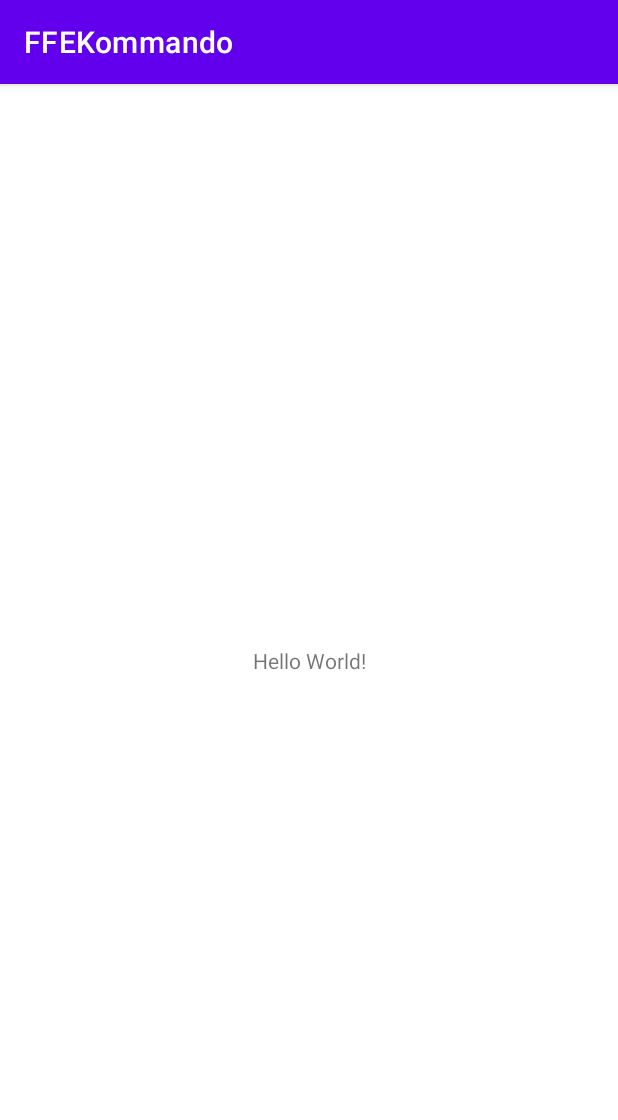
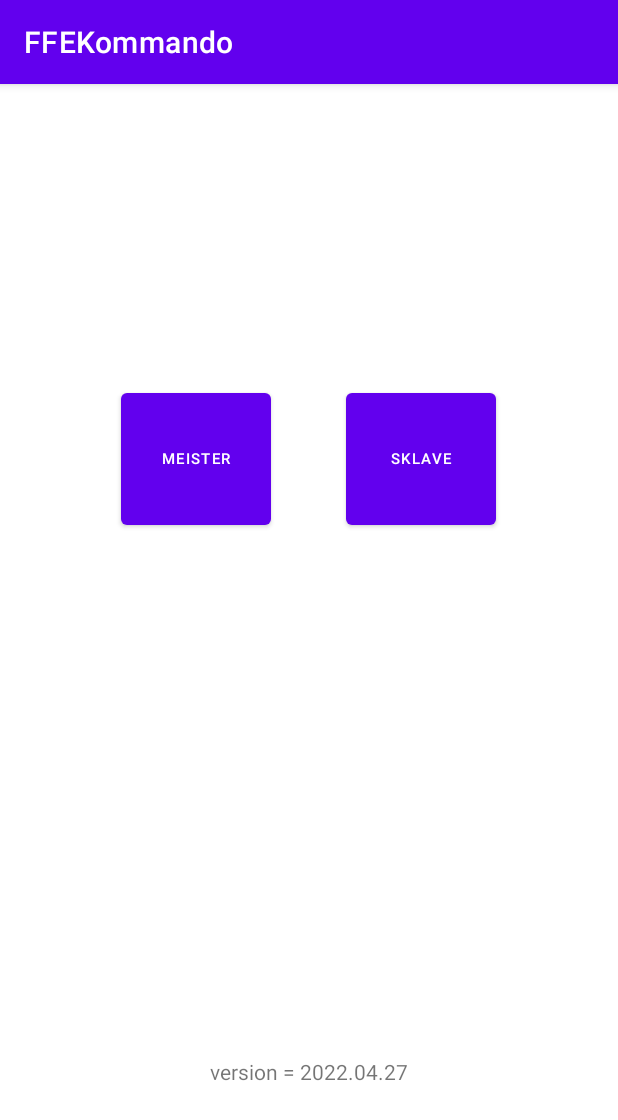
Before and after one commit to ollivolland/FFEKommando, an Android app: the screen it shows after launch (MainActivity before the commit, ActivityMain after it), on a phone screen of 412 x 824 dp. Shown: the top 1120 px of the screen. Run offline under Robolectric (Android 15) with nearby library versions, the phone set to English and light mode, and no system bars; our stand-ins replace Firebase (no records; nobody signed in at launch, a user with empty details on screens opened directly); 6 statements that could not run were skipped.

Commit message:
2022.05.04

```diff
--- a/app/build.gradle
+++ b/app/build.gradle
@@ -32,7 +32,9 @@ android {
 }
 
 dependencies {
-
+    implementation platform('com.google.firebase:firebase-bom:29.3.1')
+    implementation 'com.google.firebase:firebase-database-ktx'
+    implementation 'org.jcodec:jcodec:0.2.5'
     implementation 'androidx.core:core-ktx:1.7.0'
     implementation 'androidx.appcompat:appcompat:1.4.1'
     implementation 'com.google.android.material:material:1.5.0'
--- /dev/null
+++ b/app/src/main/java/com/ollivolland/ffekommando/ActivityMain.kt
@@ -0,0 +1,122 @@
+package com.ollivolland.ffekommando
+
+import android.Manifest
+import android.app.AlertDialog
+import android.content.DialogInterface
+import android.content.Intent
+import android.content.pm.PackageManager
+import android.media.CamcorderProfile
+import android.os.Bundle
+import android.provider.Settings
+import android.util.Log
+import android.view.View
+import android.widget.*
+import androidx.appcompat.app.AppCompatActivity
+import com.google.android.gms.tasks.OnCompleteListener
+import com.google.firebase.FirebaseApp
+import com.google.firebase.FirebaseOptions
+import com.google.firebase.database.DataSnapshot
+import com.google.firebase.database.DatabaseError
+import com.google.firebase.database.ValueEventListener
+import com.google.firebase.database.ktx.database
+import com.google.firebase.ktx.Firebase
+
+
+class ActivityMain: AppCompatActivity()
+{
+    lateinit var androidIdd:String
+    lateinit var bMaster:Button
+    lateinit var bSlave:Button
+
+    override fun onCreate(savedInstanceState: Bundle?)
+    {
+        super.onCreate(savedInstanceState)
+        setContentView(R.layout.activity_main)
+
+        //  Permissions
+        val needed = arrayOf(Manifest.permission.WRITE_EXTERNAL_STORAGE, Manifest.permission.CAMERA, Manifest.permission.RECORD_AUDIO)
+            .filter { checkSelfPermission(it) != PackageManager.PERMISSION_GRANTED }
+            .toTypedArray()
+
+        needed.forEachIndexed { i, s ->this.requestPermissions(arrayOf(s), i)}
+
+        androidIdd = Globals.getDeviceId(this)
+
+        bMaster = findViewById(R.id.main_bMaster)
+        bMaster.setOnClickListener { startMaster() }
+
+        bSlave = findViewById(R.id.main_bSlave)
+        bSlave.setOnClickListener { startSlave() }
+
+        val tText:TextView = findViewById(R.id.main_tDescription)
+        tText.append("version = ${Globals.VERSION_STRING}")
+
+        val dropdown = findViewById<Spinner>(R.id.spinner1)
+        val items = arrayOf("1080p", "2160p (4k)")
+        val adapter = ArrayAdapter(this, androidx.appcompat.R.layout.support_simple_spinner_dropdown_item, items)
+        dropdown.adapter = adapter
+        dropdown.onItemSelectedListener = object : AdapterView.OnItemSelectedListener{
+            override fun onNothingSelected(parent: AdapterView<*>?) {
+            }
+
+            override fun onItemSelected(parent: AdapterView<*>?, view: View?, position: Int, id: Long) {
+                //if(position == 0) profile = CamcorderProfile.QUALITY_1080P
+                //if(position == 1) profile = CamcorderProfile.QUALITY_2160P
+            }
+        }
+        dropdown.setSelection(0)
+
+        //  websocket
+        val config = FirebaseOptions.Builder()
+        config.setApplicationId("1:569380100863:android:2174af7069e7b2a680caca")
+        config.setProjectId("569380100863")
+        config.setDatabaseUrl("https://ffcommand-default-rtdb.europe-west1.firebasedatabase.app")
+        FirebaseApp.initializeApp(applicationContext, config.build())
+
+        //  Version
+        Firebase.database.reference.child("currentVersion").get().addOnSuccessListener {
+            if(it.value.toString() == Globals.VERSION_STRING) tText.append("\nversion ist aktuell")
+            else tText.append("\nlade dir die neue version vom onedrive runter!")
+        }
+    }
+
+    private fun startMaster()
+    {
+        bMaster.isEnabled = false
+
+        Firebase.database.reference.child("masters").child(androidIdd).child("isActive").setValue(true).addOnCompleteListener {
+            bMaster.isEnabled = true
+
+            if(!it.isSuccessful)
+            {
+                Toast.makeText(this, "failure", Toast.LENGTH_LONG).show()
+                return@addOnCompleteListener
+            }
+
+            startActivity(Intent(this, ActivityMaster::class.java).putExtra("ID", androidIdd))
+        }
+    }
+
+    private fun startSlave()
+    {
+        bSlave.isEnabled = false
+
+        Firebase.database.reference.child("masters").get().addOnCompleteListener {
+            if(!it.isSuccessful)
+            {
+                Toast.makeText(this, "failure", Toast.LENGTH_LONG).show()
+                bSlave.isEnabled = true
+                return@addOnCompleteListener
+            }
+
+            val builder = AlertDialog.Builder(this)
+            val masters = it.result.children.map { child -> child.key.toString() }.toTypedArray()
+            builder.setTitle("wähle den Meister (${it.result.childrenCount} vorhanden)").setItems(masters) { _, which ->
+                startActivity(Intent(this, ActivitySlave::class.java).putExtra("MASTER_ID", masters[which]))
+                bSlave.isEnabled = true
+            }.setOnDismissListener {
+                bSlave.isEnabled = true
+            }.create().show()
+        }
+    }
+}
--- /dev/null
+++ b/app/src/main/java/com/ollivolland/ffekommando/Globals.kt
@@ -0,0 +1,17 @@
+package com.ollivolland.ffekommando
+
+import android.content.Context
+import android.provider.Settings
+import java.text.SimpleDateFormat
+import java.util.*
+
+class Globals {
+    companion object {
+        const val VERSION_STRING = "2022.04.27"
+        val formatToSeconds = SimpleDateFormat("yyyyMMdd-HHmmss", Locale.ENGLISH)
+
+        fun getDeviceId(context: Context) : String {
+            return Settings.Secure.getString(context.contentResolver, Settings.Secure.ANDROID_ID)
+        }
+    }
+}
--- a/app/src/main/java/com/ollivolland/ffekommando/MainActivity.kt
+++ /dev/null
@@ -1,13 +0,0 @@
-package com.ollivolland.ffekommando
-
-import androidx.appcompat.app.AppCompatActivity
-import android.os.Bundle
-
-class MainActivity: AppCompatActivity()
-{
-    override fun onCreate(savedInstanceState: Bundle?)
-    {
-        super.onCreate(savedInstanceState)
-        setContentView(R.layout.activity_main)
-    }
-}
--- /dev/null
+++ b/app/src/main/res/drawable/ic_outline_play_arrow_32.xml
@@ -0,0 +1,5 @@
+<vector android:height="32dp" android:tint="?attr/colorControlNormal"
+    android:viewportHeight="24" android:viewportWidth="24"
+    android:width="32dp" xmlns:android="http://schemas.android.com/apk/res/android">
+    <path android:fillColor="@android:color/white" android:pathData="M10,8.64L15.27,12 10,15.36V8.64M8,5v14l11,-7L8,5z"/>
+</vector>
--- /dev/null
+++ b/app/src/main/res/drawable/ic_outline_stop_32.xml
@@ -0,0 +1,5 @@
+<vector android:height="32dp" android:tint="?attr/colorControlNormal"
+    android:viewportHeight="24" android:viewportWidth="24"
+    android:width="32dp" xmlns:android="http://schemas.android.com/apk/res/android">
+    <path android:fillColor="@android:color/white" android:pathData="M16,8v8H8V8h8m2,-2H6v12h12V6z"/>
+</vector>
--- a/app/src/main/res/layout/activity_main.xml
+++ b/app/src/main/res/layout/activity_main.xml
@@ -1,18 +1,58 @@
 <?xml version="1.0" encoding="utf-8"?>
-<androidx.constraintlayout.widget.ConstraintLayout xmlns:android="http://schemas.android.com/apk/res/android"
+<RelativeLayout
+    xmlns:android="http://schemas.android.com/apk/res/android"
     xmlns:app="http://schemas.android.com/apk/res-auto"
     xmlns:tools="http://schemas.android.com/tools"
     android:layout_width="match_parent"
     android:layout_height="match_parent"
-    tools:context=".MainActivity">
+    android:keepScreenOn="true"
+    tools:context=".ActivityMain"
+    >
 
-    <TextView
+    <RelativeLayout android:id="@+id/main_lButtons"
+        android:layout_width="match_parent"
+        android:layout_height="wrap_content"
+        android:layout_marginTop="200dp"
+        android:gravity="center_horizontal|top"
+        >
+
+        <Button android:id="@+id/main_bMaster"
+            android:layout_width="100dp"
+            android:layout_height="100dp"
+            android:text="Meister"
+            android:textSize="10sp"
+            android:src="@drawable/ic_launcher_foreground"
+            android:contentDescription="@string/main_bStartContentDescription"
+            />
+
+        <Button android:id="@+id/main_bSlave"
+            android:layout_width="100dp"
+            android:layout_height="100dp"
+            android:layout_marginStart="150dp"
+            android:textSize="10sp"
+            android:text="Sklave"
+            android:src="@drawable/ic_launcher_foreground"
+            android:contentDescription="@string/main_bCameraContentDescription"
+            />
+
+    </RelativeLayout>
+
+    <Spinner    android:id="@+id/spinner1"
+        android:visibility="gone"
+        android:layout_width="200dp"
+        android:layout_height="wrap_content"
+        android:layout_below="@id/main_lButtons"
+        android:layout_marginTop="50dp"
+        android:layout_centerHorizontal="true"
+        android:spinnerMode="dialog"
+        />
+
+    <TextView   android:id="@+id/main_tDescription"
         android:layout_width="wrap_content"
         android:layout_height="wrap_content"
-        android:text="Hello World!"
-        app:layout_constraintBottom_toBottomOf="parent"
-        app:layout_constraintLeft_toLeftOf="parent"
-        app:layout_constraintRight_toRightOf="parent"
-        app:layout_constraintTop_toTopOf="parent" />
+        android:layout_alignParentBottom="true"
+        android:layout_centerHorizontal="true"
+        android:layout_marginBottom="100dp"
+        />
 
-</androidx.constraintlayout.widget.ConstraintLayout>
+</RelativeLayout>
--- a/app/src/main/res/values/colors.xml
+++ b/app/src/main/res/values/colors.xml
@@ -7,4 +7,5 @@
     <color name="teal_700">#FF018786</color>
     <color name="black">#FF000000</color>
     <color name="white">#FFFFFFFF</color>
+    <color name="transparent">#00000000</color>
 </resources>
--- a/app/src/main/res/values/strings.xml
+++ b/app/src/main/res/values/strings.xml
@@ -1,3 +1,5 @@
 <resources>
     <string name="app_name">FFEKommando</string>
+    <string name="main_bStartContentDescription">TODO</string>
+    <string name="main_bCameraContentDescription">todo</string>
 </resources>
--- a/app/src/main/res/values/themes.xml
+++ b/app/src/main/res/values/themes.xml
@@ -13,4 +13,10 @@
         <item name="android:statusBarColor" tools:targetApi="l">?attr/colorPrimaryVariant</item>
         <!-- Customize your theme here. -->
     </style>
+
+    <style name="Theme.FFEKommando.Fullscreen" parent="Theme.FFEKommando">
+        <item name="windowActionBar">false</item>
+        <item name="windowNoTitle">true</item>
+        <item name="android:windowFullscreen">true</item>
+    </style>
 </resources>
--- a/build.gradle
+++ b/build.gradle
@@ -1,8 +1,8 @@
 // Top-level build file where you can add configuration options common to all sub-projects/modules.
 plugins {
-    id 'com.android.application' version '7.1.2' apply false
-    id 'com.android.library' version '7.1.2' apply false
-    id 'org.jetbrains.kotlin.android' version '1.6.10' apply false
+    id 'com.android.application' version '7.1.3' apply false
+    id 'com.android.library' version '7.1.3' apply false
+    id 'org.jetbrains.kotlin.android' version '1.6.21' apply false
 }
 
 task clean(type: Delete) {
```
Also changed, not shown: app/src/main/AndroidManifest.xml (+32 -2 lines), app/src/main/java/com/ollivolland/ffekommando/ActivityCamera.kt (added, +211 -0 lines), app/src/main/java/com/ollivolland/ffekommando/ActivityMaster.kt (added, +46 -0 lines), app/src/main/java/com/ollivolland/ffekommando/ActivitySlave.kt (added, +49 -0 lines), app/src/main/java/com/ollivolland/ffekommando/CameraH.kt (added, +19 -0 lines), app/src/main/res/layout/activity_camera.xml (added, +40 -0 lines), app/src/main/res/layout/activity_master.xml (added, +25 -0 lines), app/src/main/res/layout/activity_slave.xml (added, +17 -0 lines), gradle/wrapper/gradle-wrapper.properties, 3 other files.
